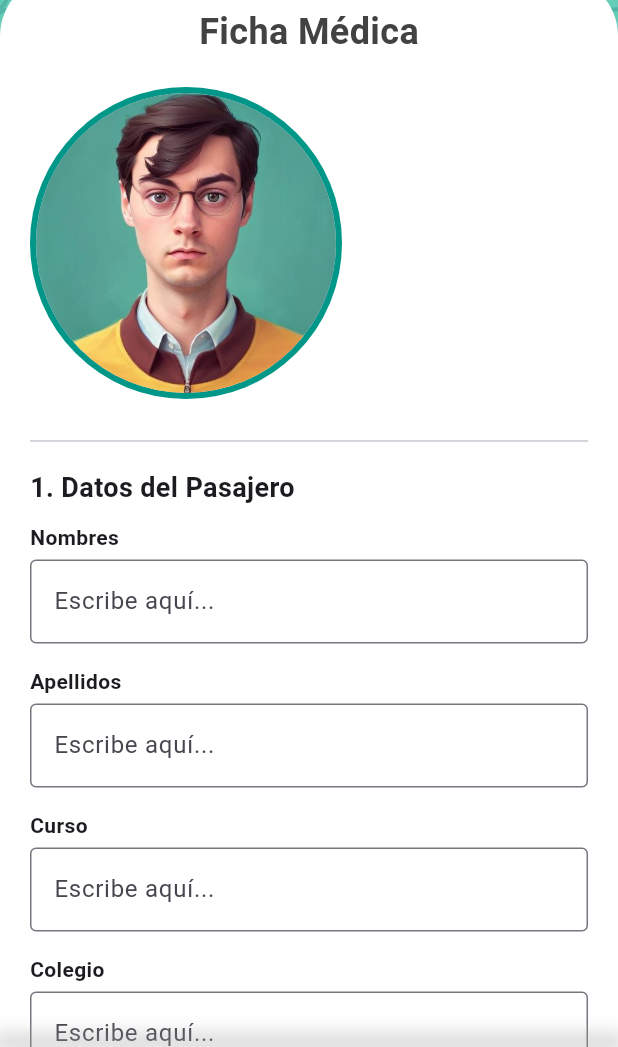
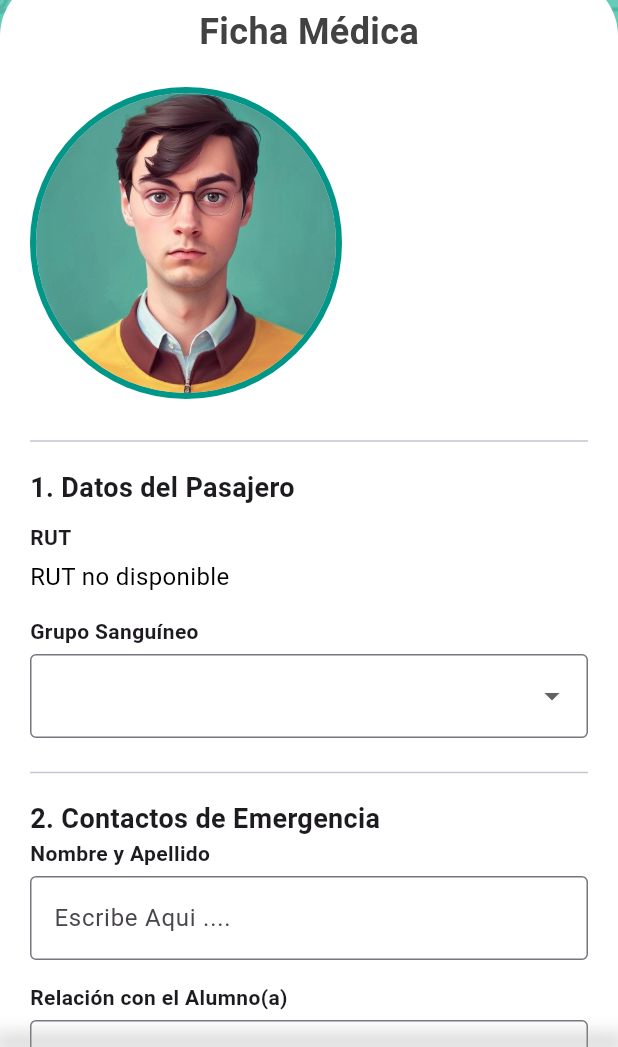
Before and after one commit to esgonzalPapigiras/papigiras-app, a Flutter app: the MedicalRecordScreen screen opened directly with empty values, on a phone screen of 412 x 824 dp, the part 189-1236 px from its top. Run offline on Flutter 3.47's test engine with Material 3 defaults, Android fonts, the phone set to English and light mode, and no system bars; our stand-ins replace dio, flutter_map, font_awesome_flutter, geocoding, geolocator, image_picker and 6 more; missing offline and left inert: flutter_map_location_marker, flutter_pdfview, qr, qr_code_scanner; accounts and stored records are empty; network calls fail.

Commit message:
add logical

```diff
--- a/lib/pages/attorney/fatherMedicalFile.dart
+++ b/lib/pages/attorney/fatherMedicalFile.dart
@@ -40,7 +40,7 @@ class _MedicalRecordScreenState extends State<MedicalRecordScreen> {
   final TextEditingController _cursoController = TextEditingController();
   final TextEditingController _colegioController = TextEditingController();
   final TextEditingController _comunaController = TextEditingController();
-  final TextEditingController _rutController = TextEditingController();
+  TextEditingController _rutController = TextEditingController();
   final TextEditingController _nombreEmergenciaController =
       TextEditingController();
   final TextEditingController _relacionEmergenciaController =
@@ -85,7 +85,10 @@ class _MedicalRecordScreenState extends State<MedicalRecordScreen> {
   @override
   void initState() {
     super.initState();
-    _loadImage(); // Cargar la imagen al inicio
+    _loadImage();
+    _rutController = TextEditingController(
+        text:
+            widget.login.passengerIdentificacion); // Cargar la imagen al inicio
   }
 
   // Variables para seleccionar opciones
@@ -474,15 +477,6 @@ class _MedicalRecordScreenState extends State<MedicalRecordScreen> {
                                       fontSize: 18,
                                       fontWeight: FontWeight.bold)),
                               SizedBox(height: 10),
-                              _buildTextField(
-                                  'Nombres', _nombreController, null),
-                              _buildTextField(
-                                  'Apellidos', _apellidoController, null),
-                              _buildTextField('Curso', _cursoController, null),
-                              _buildTextField(
-                                  'Colegio', _colegioController, null),
-                              _buildTextField(
-                                  'Comuna', _comunaController, null),
                               _buildTextFieldRut(
                                 'RUT',
                                 _rutController,
@@ -506,7 +500,8 @@ class _MedicalRecordScreenState extends State<MedicalRecordScreen> {
                                   'AB+',
                                   'AB-',
                                   'O+',
-                                  'O-'
+                                  'O-',
+                                  'Otro'
                                 ],
                                 (value) =>
                                     setState(() => _grupoSanguineo = value),
@@ -523,7 +518,7 @@ class _MedicalRecordScreenState extends State<MedicalRecordScreen> {
                                   _nombreEmergenciaController, null),
                               _buildTextField('Relación con el Alumno(a)',
                                   _relacionEmergenciaController, null),
-                              _buildTextField(
+                              _buildTextFieldCelular(
                                   'Teléfono Celular',
                                   _telefonoEmergenciaController,
                                   _validateTelefono),
@@ -966,6 +961,28 @@ class _MedicalRecordScreenState extends State<MedicalRecordScreen> {
     );
   }
 
+  Widget _buildTextFieldCelular(String label, TextEditingController controller,
+      String? Function(String?)? validator,
+      {TextInputType keyboardType = TextInputType.text}) {
+    return Column(
+      crossAxisAlignment: CrossAxisAlignment.start,
+      children: [
+        Text(label, style: TextStyle(fontWeight: FontWeight.bold)),
+        SizedBox(height: 5),
+        TextFormField(
+          controller: controller,
+          validator: validator,
+          keyboardType: keyboardType,
+          decoration: InputDecoration(
+            border: OutlineInputBorder(),
+            hintText: '923223212 ejemplo',
+          ),
+        ),
+        SizedBox(height: 15),
+      ],
+    );
+  }
+
   Widget _buildTextField(String label, TextEditingController controller,
       String? Function(String?)? validator,
       {TextInputType keyboardType = TextInputType.text}) {
@@ -980,7 +997,7 @@ class _MedicalRecordScreenState extends State<MedicalRecordScreen> {
           keyboardType: keyboardType,
           decoration: InputDecoration(
             border: OutlineInputBorder(),
-            hintText: 'Escribe aquí...',
+            hintText: 'Escribe Aqui ....',
           ),
         ),
         SizedBox(height: 15),
@@ -993,33 +1010,17 @@ class _MedicalRecordScreenState extends State<MedicalRecordScreen> {
     TextEditingController controller,
     String? Function(String?)? validator, {
     TextInputType keyboardType = TextInputType.text,
-    String? Function(String)? formatter, // Función para formatear el texto
+    String? Function(String)? formatter,
   }) {
     return Column(
       crossAxisAlignment: CrossAxisAlignment.start,
       children: [
         Text(label, style: TextStyle(fontWeight: FontWeight.bold)),
         SizedBox(height: 5),
-        TextFormField(
-          controller: controller,
-          validator: validator,
-          keyboardType: keyboardType,
-          decoration: InputDecoration(
-            border: OutlineInputBorder(),
-            hintText: 'Escribe aquí...',
-          ),
-          onChanged: (value) {
-            if (formatter != null) {
-              final formattedValue = formatter(value);
-              if (formattedValue != null && formattedValue != controller.text) {
-                controller.value = TextEditingValue(
-                  text: formattedValue,
-                  selection:
-                      TextSelection.collapsed(offset: formattedValue.length),
-                );
-              }
-            }
-          },
+        // Mostrar el RUT en un Text no editable
+        Text(
+          controller.text.isEmpty ? 'RUT no disponible' : controller.text,
+          style: TextStyle(fontSize: 16, color: Colors.black),
         ),
         SizedBox(height: 15),
       ],
--- a/lib/pages/attorney/indexFather.dart
+++ b/lib/pages/attorney/indexFather.dart
@@ -94,7 +94,11 @@ class _TravelFatherDashboardState extends State<TravelFatherDashboard> {
 
   void logoutUser(BuildContext context) async {
     SharedPreferences prefs = await SharedPreferences.getInstance();
-    await prefs.clear(); // Borrar el estado de la sesión
+    // Eliminar los datos de usuario
+    await prefs.remove('userRut');
+    await prefs.remove('userPassword');
+    await prefs.clear();
+    // Borrar el estado de la sesión
 
     // Redirigir al login o realizar otra acción
     Navigator.pushAndRemoveUntil(
--- a/lib/pages/coordinator/indexCoordinator.dart
+++ b/lib/pages/coordinator/indexCoordinator.dart
@@ -597,7 +597,7 @@ class _TravelCoordinatorDashboardState
                                       width:
                                           4), // Espacio entre el icono y el texto
 
-                                  buildInfoSection('Observaciones'),
+                                  //buildInfoSection('Observaciones'),
                                 ],
                               ),
                             ],
```
Also changed, not shown: lib/pages/attorney/loginFather.dart (+25 -0 lines), lib/pages/coordinator/binnacleCoordinator.dart (+4 -3 lines), 1 other file.
